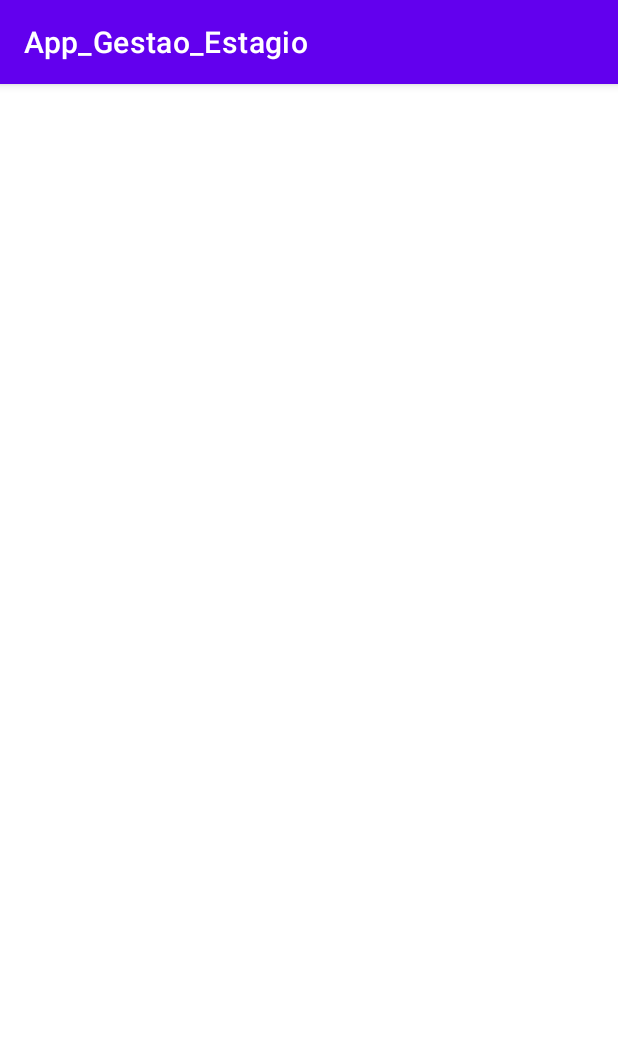
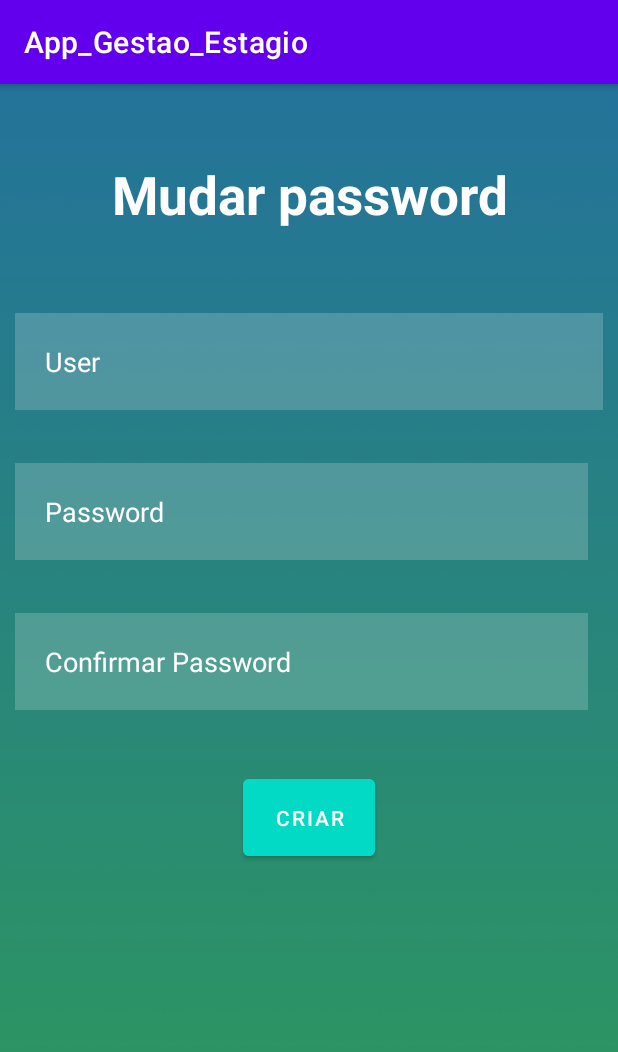
Before and after one commit to Edu9785/App_Estagio, an Android app: the mudarpassActivity screen opened directly, with no data from a screen before it, on a phone screen of 412 x 824 dp. Shown: the top 1052 px of the screen. Run offline under Robolectric (Android 15) with nearby library versions, the phone set to English and light mode, and no system bars.

Commit message:
alterações ao design

```diff
--- a/app/src/main/res/layout/activity_criarconta.xml
+++ b/app/src/main/res/layout/activity_criarconta.xml
@@ -28,7 +28,7 @@
         android:layout_height="wrap_content"
         android:layout_below="@id/txtcriarConta"
         android:layout_marginStart="10dp"
-        android:layout_marginTop="40dp"
+        android:layout_marginTop="5dp"
         android:layout_marginEnd="10dp"
         android:layout_marginBottom="10dp"
         android:background="#30ffffff"
@@ -44,7 +44,7 @@
         android:layout_height="wrap_content"
         android:layout_below="@id/txtusername1"
         android:layout_marginStart="10dp"
-        android:layout_marginTop="40dp"
+        android:layout_marginTop="25dp"
         android:layout_marginEnd="20dp"
         android:layout_marginBottom="10dp"
         android:background="#30ffffff"
@@ -61,7 +61,7 @@
         android:layout_height="wrap_content"
         android:layout_below="@id/txtpassword1"
         android:layout_marginStart="10dp"
-        android:layout_marginTop="40dp"
+        android:layout_marginTop="25dp"
         android:layout_marginEnd="20dp"
         android:layout_marginBottom="10dp"
         android:background="#30ffffff"
@@ -73,13 +73,12 @@
         android:textColorHint="@color/white" />
 
     <Spinner
-
         android:id="@+id/spinner_Tipo"
         android:layout_width="match_parent"
         android:layout_height="wrap_content"
         android:layout_below="@id/txtconfpass"
         android:layout_marginStart="16dp"
-        android:layout_marginTop="40dp"
+        android:layout_marginTop="30dp"
         android:layout_marginEnd="16dp"
         android:layout_marginBottom="16dp"
         android:padding="20dp" />
@@ -92,7 +91,7 @@
         android:layout_centerHorizontal="true"
         android:layout_margiEnd="40dp"
         android:layout_marginStart="20dp"
-        android:layout_marginTop="31dp"
+        android:layout_marginTop="30dp"
         android:layout_marginBottom="20dp"
         android:layout_marginnTop="42dp"
         android:backgroundTint="@color/design_default_color_secondary"
--- a/app/src/main/res/layout/activity_main.xml
+++ b/app/src/main/res/layout/activity_main.xml
@@ -27,7 +27,7 @@
         android:layout_height="wrap_content"
         android:layout_below="@id/txtIniciarSessao"
         android:layout_marginStart="10dp"
-        android:layout_marginTop="17dp"
+        android:layout_marginTop="5dp"
         android:layout_marginEnd="10dp"
         android:layout_marginBottom="10dp"
         android:background="#30ffffff"
@@ -62,7 +62,7 @@
         android:layout_centerHorizontal="true"
         android:layout_margiEnd="20dp"
         android:layout_marginStart="20dp"
-        android:layout_marginTop="31dp"
+        android:layout_marginTop="30dp"
         android:layout_marginBottom="20dp"
         android:layout_marginnTop="42dp"
         android:backgroundTint="@color/design_default_color_secondary"
--- a/app/src/main/res/layout/activity_mudarpass.xml
+++ b/app/src/main/res/layout/activity_mudarpass.xml
@@ -1,9 +1,90 @@
 <?xml version="1.0" encoding="utf-8"?>
-<androidx.constraintlayout.widget.ConstraintLayout xmlns:android="http://schemas.android.com/apk/res/android"
+<RelativeLayout
+    xmlns:android="http://schemas.android.com/apk/res/android"
+    xmlns:tools="http://schemas.android.com/tools"
     xmlns:app="http://schemas.android.com/apk/res-auto"
-    xmlns:tools="http://schemas.android.com/tools"
     android:layout_width="match_parent"
     android:layout_height="match_parent"
-    tools:context=".mudarpassActivity">
+    android:background="@drawable/img_2"
+    tools:context=".criarcontaActivity">
 
-</androidx.constraintlayout.widget.ConstraintLayout>
+    <TextView
+        android:id="@+id/txtcriarConta"
+        android:layout_width="match_parent"
+        android:layout_height="wrap_content"
+        android:layout_marginStart="50dp"
+        android:layout_marginTop="50dp"
+        android:layout_marginEnd="50dp"
+        android:layout_marginBottom="50dp"
+        android:gravity="center"
+        android:text="Mudar password"
+        android:textColor="@color/white"
+        android:textSize="35dp"
+        android:textStyle="bold" />
+
+    <EditText
+        android:id="@+id/txtusername2"
+        android:layout_width="match_parent"
+        android:layout_height="wrap_content"
+        android:layout_below="@id/txtcriarConta"
+        android:layout_marginStart="10dp"
+        android:layout_marginTop="5dp"
+        android:layout_marginEnd="10dp"
+        android:layout_marginBottom="10dp"
+        android:background="#30ffffff"
+        android:drawablePadding="20dp"
+        android:hint="User"
+        android:padding="20dp"
+        android:textColor="@color/white"
+        android:textColorHint="@color/white" />
+
+    <EditText
+        android:id="@+id/txtpassword2"
+        android:layout_width="match_parent"
+        android:layout_height="wrap_content"
+        android:layout_below="@id/txtusername2"
+        android:layout_marginStart="10dp"
+        android:layout_marginTop="25dp"
+        android:layout_marginEnd="20dp"
+        android:layout_marginBottom="10dp"
+        android:background="#30ffffff"
+        android:drawablePadding="20dp"
+        android:hint="Password"
+        android:inputType="textPassword"
+        android:padding="20dp"
+        android:textColor="@color/white"
+        android:textColorHint="@color/white" />
+
+    <EditText
+        android:id="@+id/txtconfpass1"
+        android:layout_width="match_parent"
+        android:layout_height="wrap_content"
+        android:layout_below="@id/txtpassword2"
+        android:layout_marginStart="10dp"
+        android:layout_marginTop="25dp"
+        android:layout_marginEnd="20dp"
+        android:layout_marginBottom="10dp"
+        android:background="#30ffffff"
+        android:drawablePadding="20dp"
+        android:hint="Confirmar Password"
+        android:inputType="textPassword"
+        android:padding="20dp"
+        android:textColor="@color/white"
+        android:textColorHint="@color/white" />
+
+    <com.google.android.material.button.MaterialButton
+        android:id="@+id/loginbtn1"
+        android:layout_width="wrap_content"
+        android:layout_height="63dp"
+        android:layout_below="@id/txtconfpass1"
+        android:layout_centerHorizontal="true"
+        android:layout_margiEnd="40dp"
+        android:layout_marginStart="20dp"
+        android:layout_marginTop="30dp"
+        android:layout_marginBottom="20dp"
+        android:layout_marginnTop="42dp"
+        android:backgroundTint="@color/design_default_color_secondary"
+        android:text="CRIAR" />
+
+
+</RelativeLayout>
```
